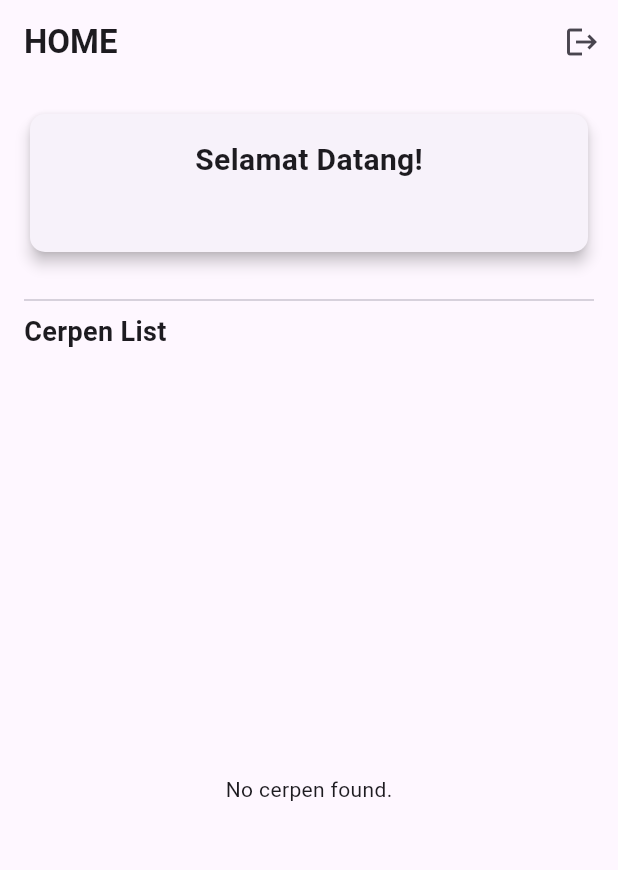
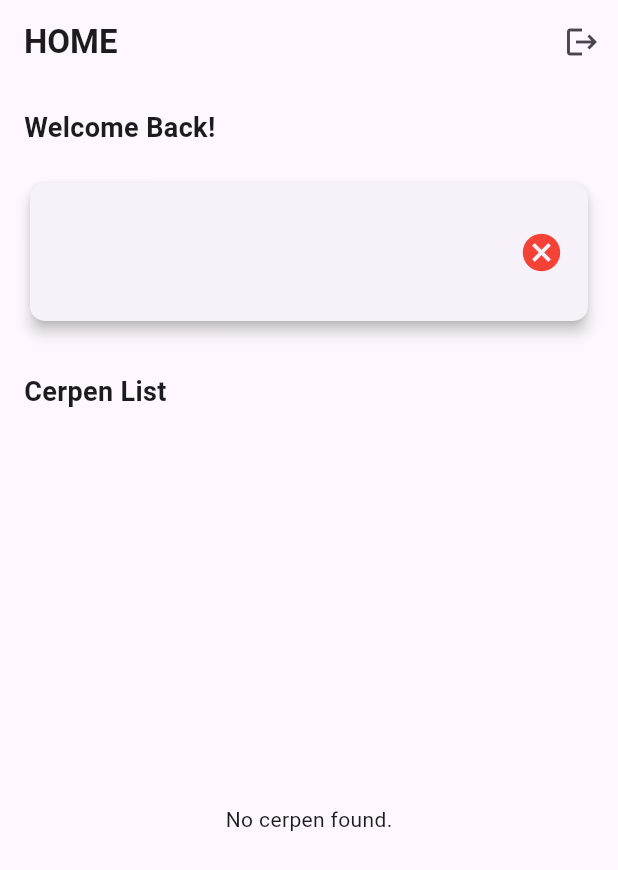
Before and after one commit to ahmad-mujamil/pmobile-firebase, a Flutter app: the HomePage screen opened directly, on a phone screen of 412 x 824 dp. Shown: the top 870 px of the screen. Run offline on Flutter 3.47's test engine with Material 3 defaults, Android fonts, the phone set to English and light mode, and no system bars; our stand-ins replace cloud_firestore, firebase_auth, firebase_core; accounts and stored records are empty.

Commit message:
optimize home page

```diff
--- a/lib/component/custom_list.dart
+++ b/lib/component/custom_list.dart
@@ -15,7 +15,7 @@ class CustomListView extends StatelessWidget {
         var item = items[index];  // Retrieve dynamic data for each item
         return Card(
           elevation: 5,
-          margin: EdgeInsets.symmetric(vertical: 10, horizontal: 15),
+          margin: EdgeInsets.symmetric(vertical: 10, horizontal: 5),
           shape: RoundedRectangleBorder(
             borderRadius: BorderRadius.circular(15),
           ),
--- a/lib/home.dart
+++ b/lib/home.dart
@@ -17,7 +17,8 @@ class HomePage extends StatelessWidget {
       if (userDoc.exists) {
         return [
                 userDoc.data()?["role"],
-                userDoc.data()?["nama"]
+                userDoc.data()?["nama"],
+                userDoc.data()?["is_verified"]
               ];
       }
     } catch (e) {
@@ -36,8 +37,9 @@ class HomePage extends StatelessWidget {
       );
     }
 
-    // final String email = user.email ?? "No Email";
+    final String email = user.email ?? "No Email";
     final String userId = user.uid;
+
 
 
 
@@ -56,6 +58,7 @@ class HomePage extends StatelessWidget {
 
         final role = snapshot.data![0];
         final nama = snapshot.data![1];
+        final isVerified = snapshot.data![2];
 
         return Scaffold(
           appBar: AppBar(
@@ -84,6 +87,14 @@ class HomePage extends StatelessWidget {
               crossAxisAlignment: CrossAxisAlignment.stretch,
               mainAxisAlignment: MainAxisAlignment.start,
               children: [
+                Text(
+                  "Welcome Back!",
+                  style: TextStyle(
+                    fontSize: 18,
+                    fontWeight: FontWeight.bold,
+                  ),
+                ),
+                SizedBox(height: 20),
                 Card(
                   elevation: 4,
                   shape: RoundedRectangleBorder(
@@ -91,10 +102,16 @@ class HomePage extends StatelessWidget {
                   ),
                   child: Padding(
                     padding: const EdgeInsets.all(16.0),
+                    child: Row(
+                      mainAxisAlignment: MainAxisAlignment.spaceBetween, // Membuat jarak antara elemen
+                      children: [
+                        // Kanan: Nama dan Email
+                        Expanded(
                           child: Column(
+                            crossAxisAlignment: CrossAxisAlignment.start,
                             children: [
                               Text(
-                          "Selamat Datang!",
+                                "$nama",
                                 style: TextStyle(
                                   fontSize: 20,
                                   fontWeight: FontWeight.bold,
@@ -102,8 +119,17 @@ class HomePage extends StatelessWidget {
                               ),
                               SizedBox(height: 8),
                               Text(
-                          "$nama",
+                                "$email",
                                 style: TextStyle(fontSize: 16),
+                              ),
+                            ],
+                          ),
+                        ),
+
+                        Icon(
+                          isVerified ? Icons.check_circle : Icons.cancel, // Ganti ikon berdasarkan is_verified
+                          color: isVerified ? Colors.blue : Colors.red,  // Warna biru jika verified, merah jika tidak
+                          size: 30,  // Ukuran ikon
                         ),
                       ],
                     ),
@@ -187,8 +213,7 @@ class HomePage extends StatelessWidget {
                     ),
                   ),
                 ],
-
-                Divider(),
+                SizedBox(height: 10),
                 Text(
                   "Cerpen List",
                   style: TextStyle(
```
Lines whose indentation alone changed are shown as unchanged.
